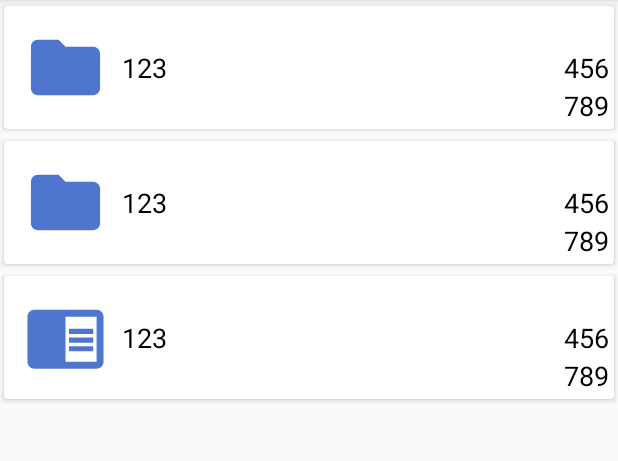
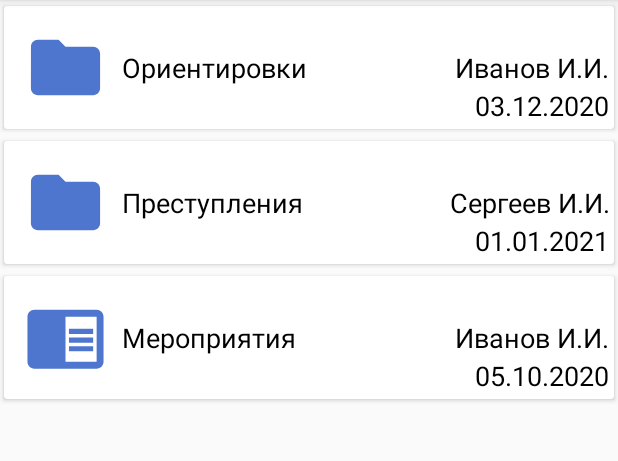
Before and after one commit to Sertarus/InformationSupport, an Android app: the MainActivity screen opened directly, with no data from a screen before it, on a phone screen of 412 x 824 dp, the part 84-545 px from its top. Run offline under Robolectric (Android 15) with nearby library versions, the phone set to English and light mode, and no system bars.

Commit message:
Added functions to move in datasets and second recycler view model and adapter

```diff
--- a/app/src/main/AndroidManifest.xml
+++ b/app/src/main/AndroidManifest.xml
@@ -9,7 +9,8 @@
         android:roundIcon="@mipmap/ic_launcher_round"
         android:supportsRtl="true"
         android:theme="@style/AppTheme">
-        <activity android:name=".MainActivity"></activity>
+        <activity android:name=".DataActivity"></activity>
+        <activity android:name=".MainActivity" />
         <activity
             android:name=".LoginActivity"
             android:windowSoftInputMode="stateHidden">
--- a/app/src/main/java/com/application/informationsupport/MainActivity.kt
+++ b/app/src/main/java/com/application/informationsupport/MainActivity.kt
@@ -1,7 +1,8 @@
 package com.application.informationsupport
 
+import android.os.Bundle
+import android.widget.Toast
 import androidx.appcompat.app.AppCompatActivity
-import android.os.Bundle
 import androidx.recyclerview.widget.LinearLayoutManager
 import androidx.recyclerview.widget.RecyclerView
 import com.application.informationsupport.adapters.ObjectListAdapter
@@ -12,16 +13,24 @@ class MainActivity : AppCompatActivity() {
     override fun onCreate(savedInstanceState: Bundle?) {
         super.onCreate(savedInstanceState)
         setContentView(R.layout.activity_main)
-        val testData = mutableListOf(
-            ModelObjectList("123", "456", "789", true),
-            ModelObjectList("123", "456", "789", true),
-            ModelObjectList("123", "456", "789", false)
+        val testMap = mapOf(
+            ModelObjectList("Ориентировки", "Иванов И.И.", "03.12.2020", true) to mapOf(
+                ModelObjectList("Люди", "Иванов И.И.", "03.12.2020", true) to null,
+                ModelObjectList("Машины", "Сергеев И.И.", "01.01.2021", true) to null
+            ),
+            ModelObjectList("Преступления", "Сергеев И.И.", "01.01.2021", true) to mapOf(
+                ModelObjectList("Угон машины", "Иванов И.И.", "03.12.2020", false) to null,
+                ModelObjectList("Ограбление магазина", "Сергеев И.И.", "01.01.2021", false) to null
+            ),
+            ModelObjectList("Мероприятия", "Иванов И.И.", "05.10.2020", false) to null
         )
 
-        val adapter = ObjectListAdapter(this, testData)
+        val adapter = ObjectListAdapter(this, testMap)
         val recyclerView = findViewById<RecyclerView>(R.id.dataRecyclerView)
         recyclerView.setHasFixedSize(true)
         recyclerView.layoutManager = LinearLayoutManager(this)
         recyclerView.adapter = adapter
     }
+
+
 }
--- a/app/src/main/java/com/application/informationsupport/adapters/ObjectListAdapter.kt
+++ b/app/src/main/java/com/application/informationsupport/adapters/ObjectListAdapter.kt
@@ -1,35 +1,49 @@
 package com.application.informationsupport.adapters
 
+import android.app.Activity
 import android.content.Context
+import android.content.Intent
 import android.view.LayoutInflater
 import android.view.View
 import android.view.ViewGroup
 import android.widget.ImageView
 import android.widget.TextView
 import androidx.recyclerview.widget.RecyclerView
+import com.application.informationsupport.DataActivity
 import com.application.informationsupport.R
 import com.application.informationsupport.models.ModelObjectList
 
-class ObjectListAdapter (val context: Context, val objectList: MutableList<ModelObjectList>) :
-    RecyclerView.Adapter<ObjectListAdapter.MyHolder>() {
+class ObjectListAdapter(val context: Activity, val objectMap: Map<ModelObjectList, Map<ModelObjectList, Nothing?>?>) :
+    RecyclerView.Adapter<ObjectListAdapter.ObjectListHolder>() {
 
-    class MyHolder (itemView: View) : RecyclerView.ViewHolder(itemView) {
+    var currentObjectMap = objectMap
+    var objectList = currentObjectMap.keys.toMutableList()
+    var currentPath = mutableListOf<ModelObjectList>()
+
+    class ObjectListHolder (itemView: View) : RecyclerView.ViewHolder(itemView) {
         var typeIV: ImageView = itemView.findViewById(R.id.imageView)
         var nameTV: TextView = itemView.findViewById(R.id.nameTV)
         var creatorTV: TextView = itemView.findViewById(R.id.creatorTV)
         var dateTV: TextView = itemView.findViewById(R.id.dateTV)
     }
 
-    override fun onCreateViewHolder(parent: ViewGroup, viewType: Int): MyHolder {
+    override fun onCreateViewHolder(parent: ViewGroup, viewType: Int): ObjectListHolder {
         val view = LayoutInflater.from(context).inflate(R.layout.row_data_object, parent, false)
-        return MyHolder(view)
+        return ObjectListHolder(view)
     }
 
     override fun getItemCount(): Int {
-        return objectList.size
+        return if (context.title.toString() != "Информационное обеспечение") objectList.size +
+                1 else objectList.size
     }
 
-    override fun onBindViewHolder(holder: MyHolder, position: Int) {
+    override fun onBindViewHolder(holder: ObjectListHolder, position: Int) {
+        val title = context.title.toString()
+        val notRootScreen = title != "Информационное обеспечение"
+        if (notRootScreen && objectList[0].name != "") {
+            objectList.add(0, ModelObjectList("", "", "", false))
+        }
+
         val name = objectList[position].name
         val creator = objectList[position].creator
         val date = objectList[position].date
@@ -39,9 +53,41 @@ class ObjectListAdapter (val context: Context, val objectList: MutableList<Model
         holder.creatorTV.text = creator
         holder.dateTV.text = date
         if (isFolder) holder.typeIV.setImageResource(R.drawable.ic_folder)
+        else if (position != 0 || !notRootScreen) holder.typeIV.setImageResource(R.drawable.ic_object)
+        else holder.typeIV.setImageResource(R.drawable.ic_arrow_back)
 
         holder.itemView.setOnClickListener {
-            TODO()
+            if (position == 0 && notRootScreen) {
+                var tempMap = objectMap
+                for (i in 0 until currentPath.size - 1) {
+                    tempMap = tempMap[currentPath[i]]!!
+                }
+                currentObjectMap = tempMap
+                objectList = currentObjectMap.keys.toMutableList()
+                currentPath.removeAt(currentPath.size - 1)
+                if (currentPath.isEmpty()) context.title = "Информационное обеспечение"
+                else {
+                    context.title = currentPath.last().name
+                }
+                notifyDataSetChanged()
+            }
+            else if (isFolder) {
+                if (objectMap[ModelObjectList(name, creator, date, isFolder)] != null){
+                    context.setTitle(name)
+                    val currentNode = ModelObjectList(name, creator, date, isFolder)
+                    currentObjectMap = objectMap[currentNode]!!
+                    objectList = currentObjectMap.keys.toMutableList()
+                    currentPath.add(currentNode)
+                    notifyDataSetChanged()
+                }
+            }
+            else {
+                val intent = Intent(context, DataActivity::class.java)
+                intent.putExtra("name", name)
+                intent.putExtra("date", date)
+                intent.putExtra("creator", creator)
+                context.startActivity(intent)
+            }
         }
     }
 
--- /dev/null
+++ b/app/src/main/java/com/application/informationsupport/models/ModelDataItem.kt
@@ -0,0 +1,5 @@
+package com.application.informationsupport.models
+
+data class ModelDataItem (
+    var fieldName: String = "", var data: String = ""
+)
--- /dev/null
+++ b/app/src/main/res/drawable/ic_arrow_back.xml
@@ -0,0 +1,5 @@
+<vector android:height="55dp" android:tint="#4F76CF"
+    android:viewportHeight="24.0" android:viewportWidth="24.0"
+    android:width="55dp" xmlns:android="http://schemas.android.com/apk/res/android">
+    <path android:fillColor="#FF000000" android:pathData="M20,11H7.83l5.59,-5.59L12,4l-8,8 8,8 1.41,-1.41L7.83,13H20v-2z"/>
+</vector>
--- /dev/null
+++ b/app/src/main/res/drawable/ic_photo.xml
@@ -0,0 +1,5 @@
+<vector android:height="200dp" android:tint="#4F76CF"
+    android:viewportHeight="24.0" android:viewportWidth="24.0"
+    android:width="200dp" xmlns:android="http://schemas.android.com/apk/res/android">
+    <path android:fillColor="#FF000000" android:pathData="M21,19V5c0,-1.1 -0.9,-2 -2,-2H5c-1.1,0 -2,0.9 -2,2v14c0,1.1 0.9,2 2,2h14c1.1,0 2,-0.9 2,-2zM8.5,13.5l2.5,3.01L14.5,12l4.5,6H5l3.5,-4.5z"/>
+</vector>
--- a/app/src/main/res/layout/activity_main.xml
+++ b/app/src/main/res/layout/activity_main.xml
@@ -1,6 +1,5 @@
 <?xml version="1.0" encoding="utf-8"?>
-<androidx.constraintlayout.widget.ConstraintLayout xmlns:android="http://schemas.android.com/apk/res/android"
-    xmlns:app="http://schemas.android.com/apk/res-auto"
+<RelativeLayout xmlns:android="http://schemas.android.com/apk/res/android"
     xmlns:tools="http://schemas.android.com/tools"
     android:layout_width="match_parent"
     android:layout_height="match_parent"
@@ -11,4 +10,4 @@
         android:layout_height="match_parent"
         android:id="@+id/dataRecyclerView"/>
 
-</androidx.constraintlayout.widget.ConstraintLayout>
+</RelativeLayout>
```
Also changed, not shown: app/src/main/java/com/application/informationsupport/DataActivity.kt (added, +48 -0 lines), app/src/main/java/com/application/informationsupport/adapters/DataItemAdapter.kt (added, +38 -0 lines), app/src/main/res/layout/activity_data.xml (added, +57 -0 lines), app/src/main/res/layout/row_data_item.xml (added, +22 -0 lines).
